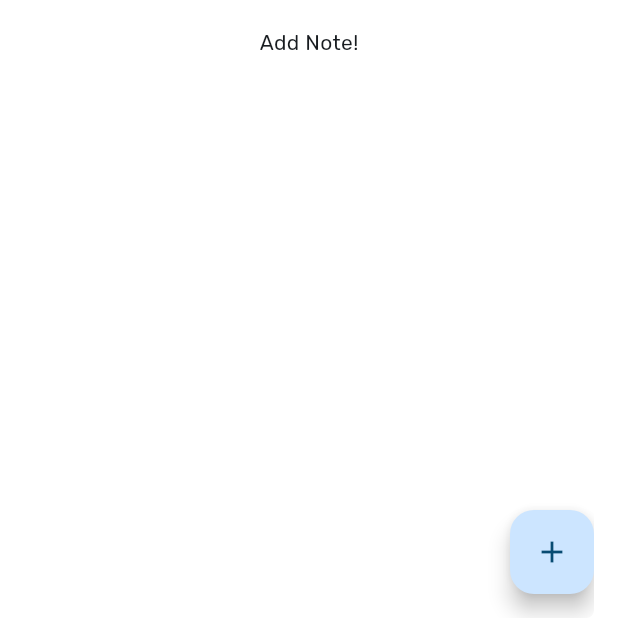
After one commit to Empitrix/ekko, a Flutter app: the screen it shows after launch, in the side drawer, after a tap on the "add" icon, on a phone screen of 412 x 824 dp, the part 618-1236 px from its top. The commit adds this screen. Run offline on Flutter 3.47's test engine with Material 2 defaults, Android fonts, the light colour scheme and no system bars; our stand-ins replace sqflite, sqflite_common_ffi; accounts and stored records are empty.

Commit message:
Fixed: UI bugs, Added: HIDE-ON-SCROLL animated floating button

```diff
--- /dev/null
+++ b/lib/animation/floating_button.dart
@@ -0,0 +1,47 @@
+import 'package:ekko/animation/expand.dart';
+import 'package:flutter/material.dart';
+
+
+class AnimatedFloatingButton extends StatelessWidget {
+	final ScrollController controller;
+	final GenAnimation animation;
+	final Widget child;
+	final Function onPressed;
+	const AnimatedFloatingButton({
+		super.key,
+		required this.controller,
+		required this.animation,
+		required this.child,
+		required this.onPressed
+	});
+
+	@override
+	Widget build(BuildContext context) {
+		// Location Sould be:
+		//  FloatingActionButtonLocation.endDocked
+		// Auto Hide
+		double lastOffset = 0.0;
+		controller.addListener(() {
+			if(controller.offset > lastOffset){
+				animation.controller.reverse();
+			} else {
+				animation.controller.forward();
+			}
+			lastOffset = controller.offset;
+		});
+		// Main Button
+		return expandAnimation(
+			animation: animation.animation,
+			mode: ExpandMode.height,
+			body: Align(
+				alignment: Alignment.bottomRight,
+				child: Container(
+					margin: const EdgeInsets.only(bottom: 16),
+					child: FloatingActionButton(
+						onPressed: () => onPressed(), child: child),
+				)
+			)
+		);
+
+	}
+}
--- a/lib/components/search_bar.dart
+++ b/lib/components/search_bar.dart
@@ -38,7 +38,7 @@
 						animation: searchAnim.animation,
 						mode: ExpandMode.width,
 						body: Container(
-							width: MediaQuery.of(context).size.width - 128 - 5,
+							width: MediaQuery.of(context).size.width - 137,
 							height: 40,
 							padding: const EdgeInsets.all(10),
 							decoration: BoxDecoration(
@@ -72,7 +72,7 @@
 						mode: ExpandMode.width,
 						reverse: true,
 						body: SizedBox(
-							width: MediaQuery.of(context).size.width - 188 - 5)
+							width: MediaQuery.of(context).size.width - 193)
 					),
 					const SizedBox(width: 5),
 
--- a/lib/views/home_page.dart
+++ b/lib/views/home_page.dart
@@ -1,4 +1,5 @@
 import 'package:ekko/animation/expand.dart';
+import 'package:ekko/animation/floating_button.dart';
 import 'package:ekko/backend/backend.dart';
 import 'package:ekko/components/note_item.dart';
 import 'package:ekko/components/search_bar.dart';
@@ -24,8 +25,10 @@
 	ValueNotifier<List<SmallNote>> notes = ValueNotifier<List<SmallNote>>([]);
 	ValueNotifier<bool> isLoaded = ValueNotifier<bool>(false);
 	TextEditingController searchCtrl = TextEditingController();
+	ScrollController scrollCtrl = ScrollController();
 	// Animations
 	GenAnimation? searchAnim;
+	GenAnimation? floatingButtonAnim;
 
 
 	Future<void> loadAll([bool isNew = true]) async {
@@ -38,6 +41,8 @@
 	void initAnimations(){
 		searchAnim = generateLinearAnimation(
 			ticket: this, initialValue: 0);
+		floatingButtonAnim = generateLinearAnimation(
+			ticket: this, initialValue: 1, durations: [1000]);
 	}
 
 
@@ -107,16 +112,19 @@
 				return false;
 			},
 			child: Scaffold(
+				resizeToAvoidBottomInset: false,
 				key: scaffoldKey,
 				drawer: const DrawerPage(),
-				floatingActionButton: FloatingActionButton(
+				floatingActionButtonLocation: FloatingActionButtonLocation.endDocked,
+				floatingActionButton: AnimatedFloatingButton(
+					controller: scrollCtrl,
+					animation: floatingButtonAnim!,
 					child: const Icon(Icons.add),
 					onPressed: () => changeView(
 						context, ModifyPage(backLoad: (){loadAll(false);})),
 				),
 				appBar: AppBar(
 					automaticallyImplyLeading: false,
-					// title: const Text("Notes"),
 					title: CustomSearchBar(
 						title: "Notes",
 						searchAnim: searchAnim!,
@@ -168,6 +176,7 @@
 								}
 								return ListView.builder(
 									itemCount: value.length,
+									controller: scrollCtrl,
 									itemBuilder: (context, index){
 										return NoteItem(
 											note: value[index],
```
